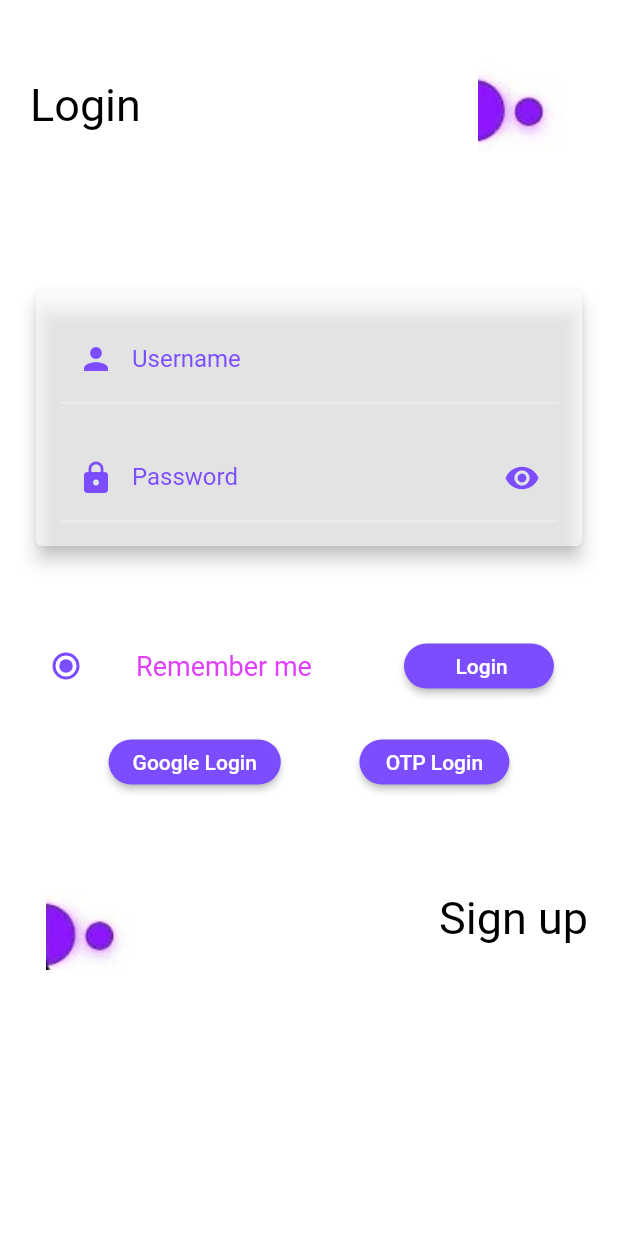
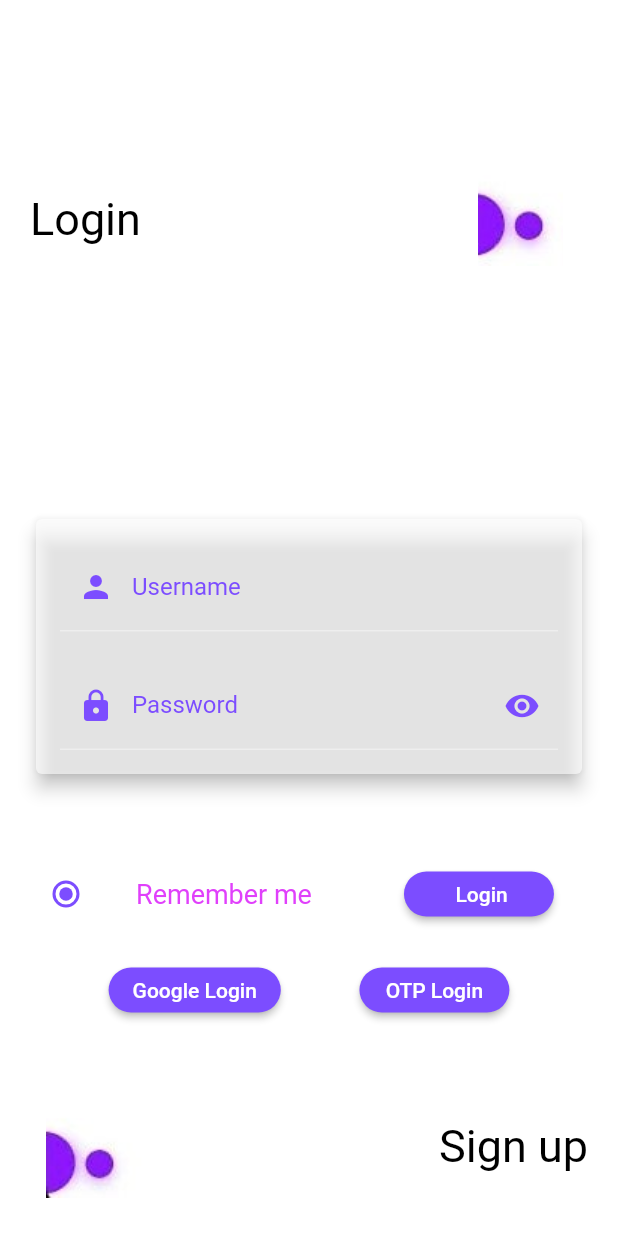
Before and after one commit to pr21Extr/flutter-app-demo, a Flutter app: the screen it shows after launch, on a phone screen of 412 x 824 dp. Run offline on Flutter 3.47's test engine with Material 2 defaults, Android fonts, the light colour scheme and no system bars; our stand-ins replace camera, cloud_firestore, firebase_auth, firebase_core, google_sign_in, shared_preferences; accounts and stored records are empty.

Commit message:
fix overflow stack

```diff
--- a/lib/loginFLow.dart
+++ b/lib/loginFLow.dart
@@ -74,9 +74,12 @@ class _LoginFlowState extends State<LoginFlow> {
           child: Column(
             crossAxisAlignment: CrossAxisAlignment.start,
             mainAxisAlignment: MainAxisAlignment.start,
+
             children: [
 
-              Row(
+              Expanded(
+                child: Row(
+
                   mainAxisAlignment: MainAxisAlignment.spaceBetween,
                   children: [
                     const Text(
@@ -93,6 +96,7 @@ class _LoginFlowState extends State<LoginFlow> {
                     ),
                   ],
 
+                ),
               ),
 
 
```
Lines whose indentation alone changed are shown as unchanged.
